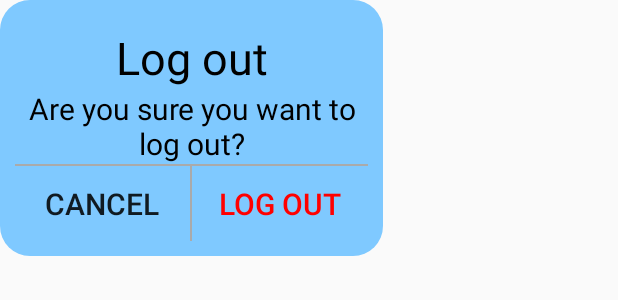
After one commit to jstl1025/MessageBoard, an Android app: the layout logout_popup.xml on its own in the app's theme, with its tools: preview values and no code run, on a phone screen of 412 x 824 dp. The commit adds this screen. Shown: the top 300 px of the screen. Run offline under Robolectric (Android 15) with nearby library versions, the phone set to English and light mode, and no system bars.

Commit message:
1. Flag for insufficient password length and incorrect email format 2. Added AuthStateListener to handle current user sign in/ sign out status change 3. Implemented sign out function

```diff
--- /dev/null
+++ b/app/src/main/res/drawable/logout_btn_bkg.xml
@@ -0,0 +1,23 @@
+<?xml version="1.0" encoding="utf-8"?>
+<selector xmlns:android="http://schemas.android.com/apk/res/android">
+    <item android:state_pressed="true">
+        <layer-list>
+            <item>
+                <shape>
+                    <padding android:left="5dp"
+                        android:top="5dp"
+                        android:right="5dp"
+                        android:bottom="5dp"/>
+                    <corners android:bottomRightRadius="7dp"
+                        android:bottomLeftRadius="20dp"
+                        android:topLeftRadius="7dp"
+                        android:topRightRadius="7dp"/>
+                    <gradient
+                        android:startColor="#6ac0ff"
+                        android:endColor="#b7e1ff"
+                        android:angle="270" />
+                </shape>
+            </item>
+        </layer-list>
+    </item>
+</selector>
--- /dev/null
+++ b/app/src/main/res/drawable/logout_pop_border.xml
@@ -0,0 +1,6 @@
+<?xml version="1.0" encoding="utf-8"?>
+<shape xmlns:android="http://schemas.android.com/apk/res/android" android:shape="rectangle">
+    <corners android:radius="20dp"/>
+    <padding android:left="10dp" android:right="10dp" android:top="10dp" android:bottom="10dp"/>
+    <solid android:color="#7FC9FF"/>
+</shape>
--- /dev/null
+++ b/app/src/main/res/layout/logout_popup.xml
@@ -0,0 +1,84 @@
+<?xml version="1.0" encoding="utf-8"?>
+<android.support.constraint.ConstraintLayout xmlns:android="http://schemas.android.com/apk/res/android"
+    xmlns:app="http://schemas.android.com/apk/res-auto"
+    android:id="@+id/popup_element"
+    android:layout_width="wrap_content"
+    android:layout_height="wrap_content"
+    android:background="@drawable/logout_pop_border">
+
+
+    <TextView
+        android:id="@+id/logout_header"
+        android:layout_width="fill_parent"
+        android:layout_height="0dp"
+        android:layout_marginEnd="8dp"
+        android:layout_marginStart="8dp"
+        android:layout_marginTop="8dp"
+        android:animateLayoutChanges="false"
+        android:gravity="center"
+        android:maxLength="20"
+        android:maxLines="1"
+        android:text="Log out"
+        android:textColor="#000000"
+        android:textSize="30sp"
+        app:layout_constraintEnd_toEndOf="parent"
+        app:layout_constraintStart_toStartOf="parent"
+        app:layout_constraintTop_toTopOf="parent" />
+
+    <TextView
+        android:id="@+id/logout_msg"
+        android:layout_width="220dp"
+        android:layout_height="wrap_content"
+        android:gravity="center"
+        android:text="Are you sure you want to log out?"
+        android:textColor="#000000"
+        android:textSize="20sp"
+        app:layout_constraintEnd_toEndOf="parent"
+        app:layout_constraintStart_toStartOf="parent"
+        app:layout_constraintTop_toBottomOf="@+id/logout_header" />
+
+    <View
+        android:id="@+id/view"
+        android:layout_width="235dp"
+        android:layout_height="1dp"
+        android:background="@android:color/darker_gray"
+        app:layout_constraintTop_toBottomOf="@+id/logout_msg" />
+
+    <Button
+        android:id="@+id/logout_cancel"
+        android:layout_width="100dp"
+        android:layout_height="50dp"
+        android:layout_marginStart="8dp"
+        android:background="@drawable/logout_btn_bkg"
+        android:text="Cancel"
+        android:textSize="20sp"
+        app:layout_constraintStart_toStartOf="parent"
+        app:layout_constraintTop_toBottomOf="@+id/view" />
+
+    <View
+        android:id="@+id/vertical_separator"
+        android:layout_width="1dp"
+        android:layout_height="50dp"
+        android:layout_toRightOf="@+id/logout_cancel"
+        android:background="@android:color/darker_gray"
+        app:layout_constraintEnd_toStartOf="@+id/logout_confirm"
+        app:layout_constraintStart_toEndOf="@+id/logout_cancel"
+        app:layout_constraintTop_toBottomOf="@+id/view" />
+
+    <Button
+        android:id="@+id/logout_confirm"
+        android:layout_width="100dp"
+        android:layout_height="50dp"
+        android:layout_toRightOf="@+id/vertical_separator"
+        android:background="?android:selectableItemBackgroundBorderless"
+        android:text="Log out"
+        android:textColor="@color/colorRed"
+        android:textSize="20sp"
+        app:layout_constraintEnd_toEndOf="parent"
+        app:layout_constraintStart_toEndOf="@+id/vertical_separator"
+        app:layout_constraintTop_toBottomOf="@+id/view" />
+
+
+
+
+</android.support.constraint.ConstraintLayout>
--- a/app/src/main/res/values/colors.xml
+++ b/app/src/main/res/values/colors.xml
@@ -3,4 +3,5 @@
     <color name="colorPrimary">#3f51b5</color>
     <color name="colorPrimaryDark">#303F9F</color>
     <color name="colorAccent">#ff4081</color>
+    <color name="colorRed">#f00</color>
 </resources>
```
Also changed, not shown: app/src/main/java/com/prototype/messageboard/CreateUserActivity.java (+7 -6 lines), app/src/main/java/com/prototype/messageboard/LoginActivity.java (+7 -17 lines), app/src/main/java/com/prototype/messageboard/NavigationDrawer.java (+90 -0 lines), app/src/main/res/layout/activity_navigation_drawer.xml (+33 -1 lines), app/src/main/res/drawable-hdpi/round_exit_to_app_black_18.png (added), app/src/main/res/drawable-mdpi/round_exit_to_app_black_18.png (added), app/src/main/res/drawable-xhdpi/round_exit_to_app_black_18.png (added), app/src/main/res/drawable-xxhdpi/round_exit_to_app_black_18.png (added), app/src/main/res/drawable-xxxhdpi/round_exit_to_app_black_18.png (added).
